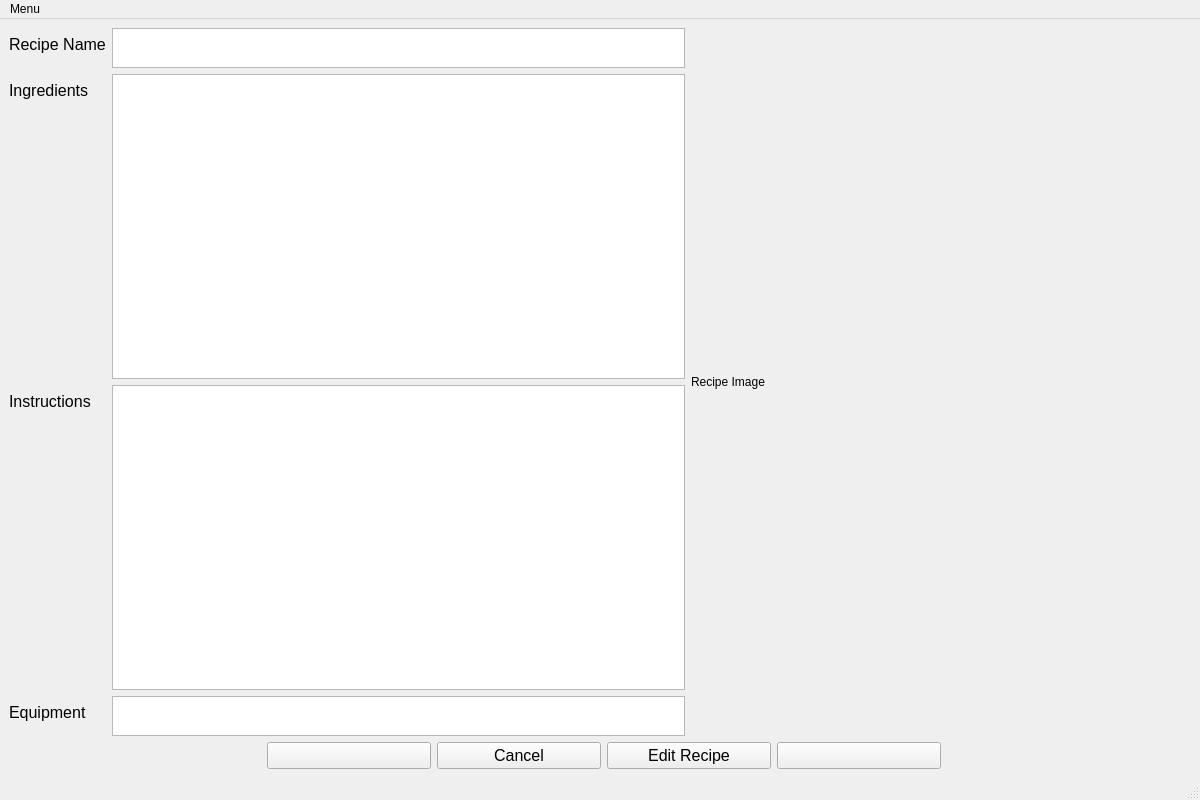
sgomez14/team-cook2, file recipe_viewer.ui: the form before one commit.
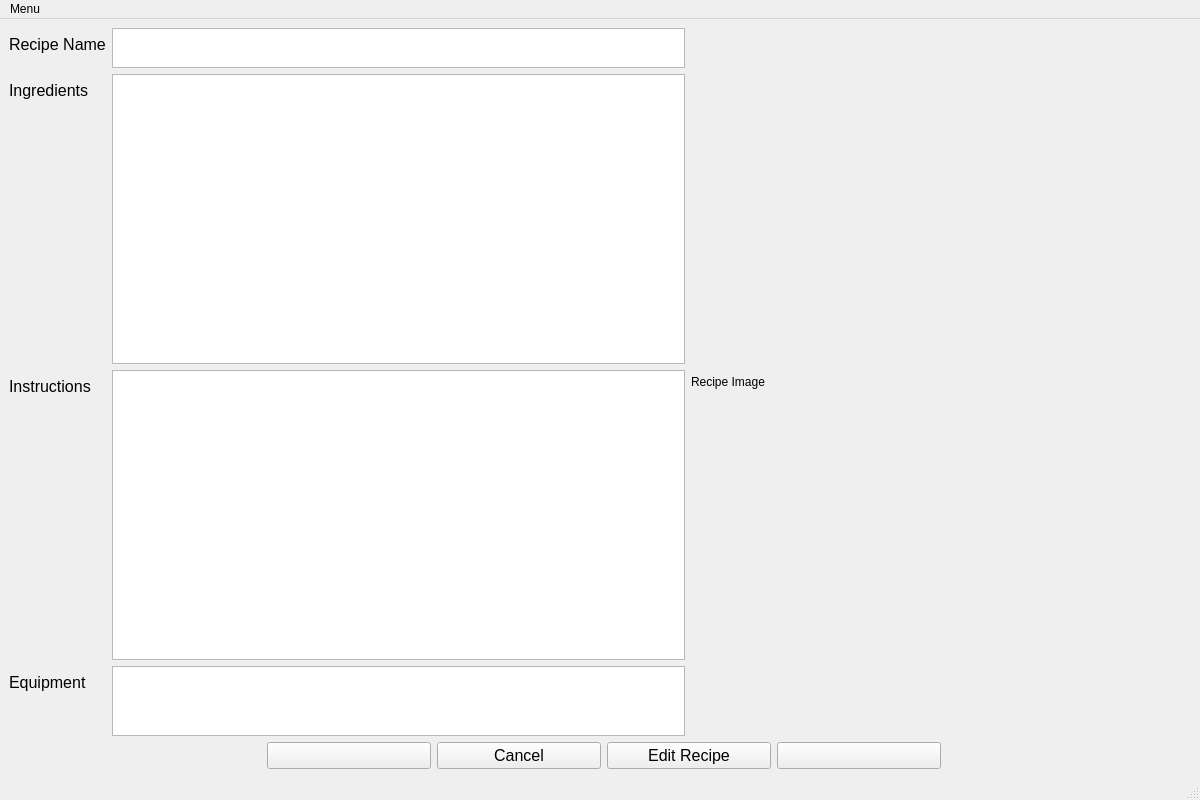
The form after the commit. Icons and pictures are not drawn.

Diff of the .ui file:
```diff
--- a/recipe_viewer.ui
+++ b/recipe_viewer.ui
@@ -171,7 +171,7 @@
           <property name="maximumSize">
            <size>
             <width>16777215</width>
-            <height>40</height>
+            <height>70</height>
            </size>
           </property>
           <property name="font">
```
